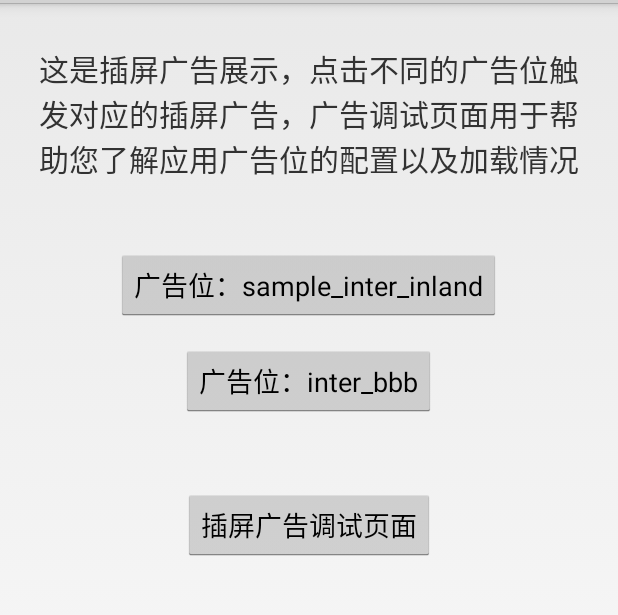
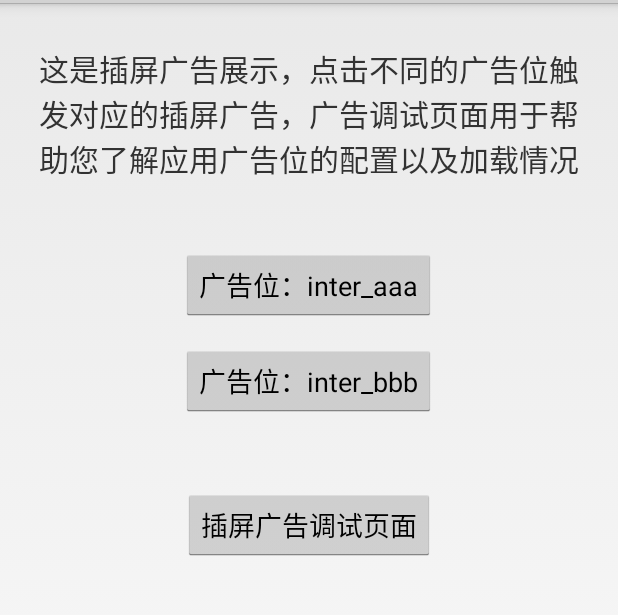
Before and after one commit to wawo00/UPSDK_Sample2AndroidStudio, an Android app: the screen it shows after launch (InterstitialActivity), after a tap on "插屏广告", on a phone screen of 412 x 824 dp, the part 69-684 px from its top. Run offline under Robolectric (Android 15) with nearby library versions, the phone set to English and light mode, and no system bars; libraries missing offline, so code that uses them is left out: com.up.ads; 6 statements that could not run were skipped.

Commit message:
修改广告位名称

```diff
--- a/app/src/main/java/com/avidly/adsdk/demo/InterstitialActivity.java
+++ b/app/src/main/java/com/avidly/adsdk/demo/InterstitialActivity.java
@@ -14,22 +14,21 @@ import android.view.View;
 import android.widget.Button;
 
 public class InterstitialActivity extends Activity {
-	private static final String TAG = "AdsSdk_3006";
+	private static final String TAG = "upsdk_demo";
 
 	UPInterstitialAd mInterstitialAdAAA;
-	UPInterstitialAd mInterstitialAdBBB;
 
 	Button mButtonAAA;
 	Button mButtonBBB;
 	Button mBtnDebugView;
+	private  static  String interPlacementId="inter_aaa";
 
 	@Override
 	protected void onCreate(Bundle savedInstanceState) {
 		super.onCreate(savedInstanceState);
 		setContentView(R.layout.activity_interstitial);
 
-		mInterstitialAdAAA = new UPInterstitialAd(this, "sample_inter_inland");
-		mInterstitialAdBBB = new UPInterstitialAd(InterstitialActivity.this, "inter_bbb");
+		mInterstitialAdAAA = new UPInterstitialAd(InterstitialActivity.this, interPlacementId);
 // 设置回调接口
 		final UPInterstitialLoadCallback callback = new UPInterstitialLoadCallback() {
 			@Override
@@ -45,7 +44,6 @@ public class InterstitialActivity extends Activity {
 
 //展示
 		mInterstitialAdAAA.load(callback);
-		mInterstitialAdBBB.load(callback);
 
 		mButtonAAA = (Button) findViewById(R.id.buttonAAA);
 		mButtonBBB = (Button) findViewById(R.id.buttonBBB);
@@ -60,14 +58,7 @@ public class InterstitialActivity extends Activity {
 			}
 		});
 
-		mButtonBBB.setOnClickListener(new View.OnClickListener() {
-			@Override
-			public void onClick(View view) {
-				if (mInterstitialAdBBB != null && mInterstitialAdBBB.isReady()) {
-					mInterstitialAdBBB.show();
-				}
-			}
-		});
+
 
 		mBtnDebugView.setOnClickListener(new View.OnClickListener() {
 			@Override
--- a/app/src/main/java/com/avidly/adsdk/demo/MainActivity.java
+++ b/app/src/main/java/com/avidly/adsdk/demo/MainActivity.java
@@ -28,7 +28,7 @@ import java.util.List;
 
 public class MainActivity extends AppCompatActivity  {
 	public static final int RC_PHONE_STATE=3;
-	private static final String TAG = "AdsSdk_demo";
+	private static final String TAG = "upsdk_demo";
      TextView tv_version;
 	Button btnRwardVideo;
 	Button btnBanner;
@@ -107,7 +107,6 @@ public class MainActivity extends AppCompatActivity  {
 	}
 
 
-
 	/**
 	 * 初始化sdk
 	 * 初始化abtest
--- a/app/src/main/java/com/avidly/adsdk/demo/VideoActivity.java
+++ b/app/src/main/java/com/avidly/adsdk/demo/VideoActivity.java
@@ -19,7 +19,7 @@ import android.widget.TextView;
 import android.widget.Toast;
 
 public class VideoActivity extends Activity {
-	private static final String TAG = "AdsSdk_demo";
+	private static final String TAG = "upsdk_demo";
 	private int coins;
 
 	Button btnPlay;
--- a/app/src/main/res/layout/activity_interstitial.xml
+++ b/app/src/main/res/layout/activity_interstitial.xml
@@ -18,7 +18,7 @@
         android:layout_height="wrap_content"
         android:layout_gravity="center_horizontal"
         android:layout_marginTop="16dp"
-        android:text="广告位：sample_inter_inland" />
+        android:text="广告位：inter_aaa" />
 
     <Button
         android:id="@+id/buttonBBB"
```
Also changed, not shown: app/src/main/java/com/avidly/adsdk/demo/BannerActivity.java (+6 -5 lines).
